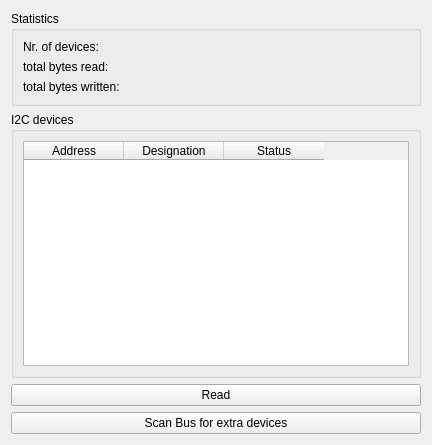
This is muondetector-gui/src/main/i2cform.ui in MuonPi/muondetector as Qt 5 draws it before an edit. The edited form follows.
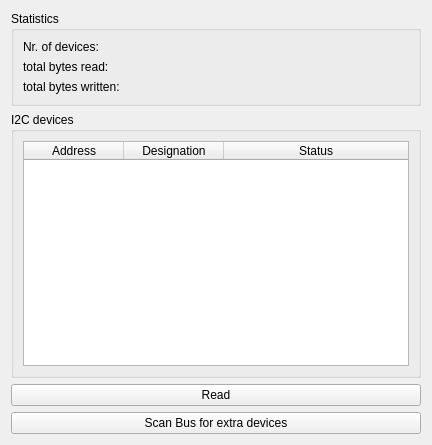
This is the edited form.

The edit to the form file:
```diff
--- a/muondetector-gui/src/main/i2cform.ui
+++ b/muondetector-gui/src/main/i2cform.ui
@@ -65,6 +65,9 @@
         <property name="sortingEnabled">
          <bool>false</bool>
         </property>
+        <attribute name="horizontalHeaderStretchLastSection">
+         <bool>true</bool>
+        </attribute>
         <column>
          <property name="text">
           <string>Address</string>
```
